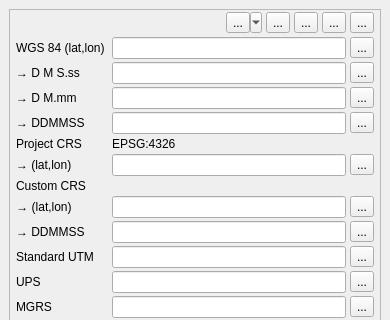
The window that ui/coordinateConverter.ui (NationalSecurityAgency/qgis-latlontools-plugin) describes before a commit, drawn with Qt 5; both pictures show x 0 to 390 and y 0 to 320 of the 390 by 501 pixel window.
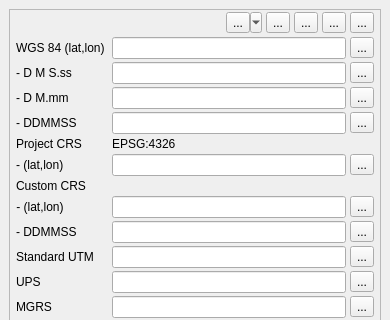
The same window after the commit. Custom widgets are drawn as their Qt base class.

Commit message: Removed special character in ui

The edit to the form file:
```diff
--- a/ui/coordinateConverter.ui
+++ b/ui/coordinateConverter.ui
@@ -159,7 +159,7 @@
           <item row="5" column="0">
            <widget class="QLabel" name="projectLabel">
             <property name="text">
-             <string>→ (lat,lon)</string>
+             <string>- (lat,lon)</string>
             </property>
            </widget>
           </item>
@@ -225,7 +225,7 @@
              <enum>Qt::LeftToRight</enum>
             </property>
             <property name="text">
-             <string>→ (lat,lon)</string>
+             <string>- (lat,lon)</string>
             </property>
             <property name="alignment">
              <set>Qt::AlignCenter</set>
@@ -249,7 +249,7 @@
           <item row="1" column="0">
            <widget class="QLabel" name="dmsLabel">
             <property name="text">
-             <string>→ D M S.ss</string>
+             <string>- D M S.ss</string>
             </property>
            </widget>
           </item>
@@ -276,7 +276,7 @@
           <item row="2" column="0">
            <widget class="QLabel" name="dmLabel">
             <property name="text">
-             <string>→ D M.mm</string>
+             <string>- D M.mm</string>
             </property>
            </widget>
           </item>
@@ -300,7 +300,7 @@
           <item row="3" column="0">
            <widget class="QLabel" name="ddmmssLabel">
             <property name="text">
-             <string>→ DDMMSS</string>
+             <string>- DDMMSS</string>
             </property>
            </widget>
           </item>
@@ -354,7 +354,7 @@
           <item row="8" column="0">
            <widget class="QLabel" name="customDdmmssLabel">
             <property name="text">
-             <string>→ DDMMSS</string>
+             <string>- DDMMSS</string>
             </property>
            </widget>
           </item>
```
